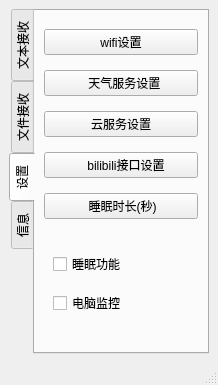
This is Software/QT-rebuid/Sparrow/mainwindow.ui in Magiclxw/Sparrow as Qt 5 draws it before an edit. The edited form follows.
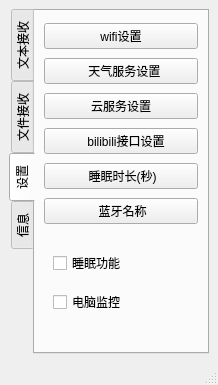
This is the edited form.

Commit message: 20241127 上位机:添加蓝牙名称设置功能 EPS32:添加蓝牙名称设置功能 Android:添加蓝牙名称设置功能

The edit to the form file:
```diff
--- a/Software/QT-rebuid/Sparrow/mainwindow.ui
+++ b/Software/QT-rebuid/Sparrow/mainwindow.ui
@@ -112,6 +112,13 @@
           </property>
          </widget>
         </item>
+        <item>
+         <widget class="QPushButton" name="btnSetBleName">
+          <property name="text">
+           <string> 蓝牙名称</string>
+          </property>
+         </widget>
+        </item>
         <item>
          <widget class="QWidget" name="widget_2" native="true">
           <property name="maximumSize">
```
The commit also changes 54 other files.
